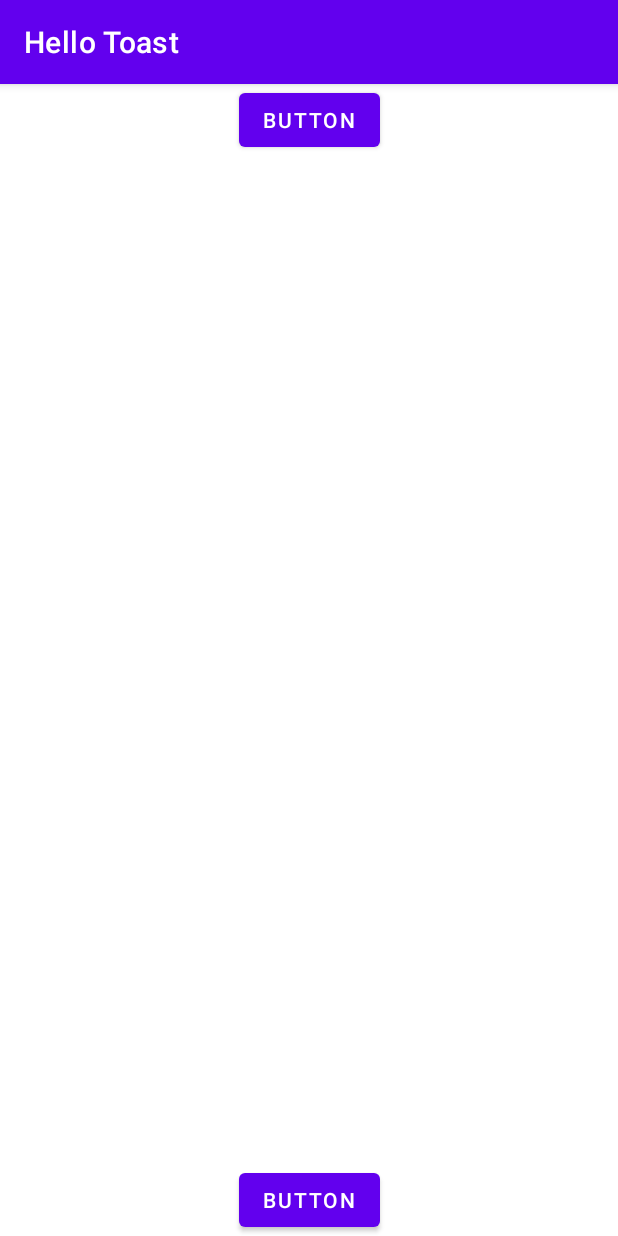
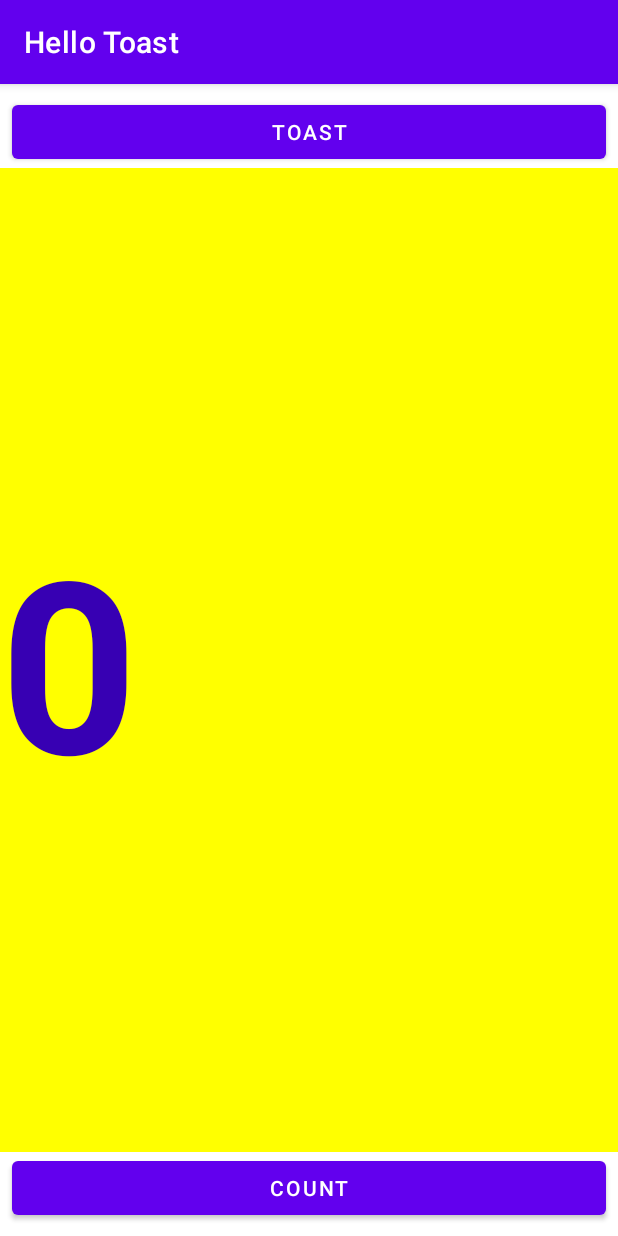
Before and after one commit to Developing-Mobile-Apps/hello-toast, an Android app: the screen it shows after launch (MainActivity), on a phone screen of 412 x 824 dp. Run offline under Robolectric (Android 15) with nearby library versions, the phone set to English and light mode, and no system bars.

Commit message:
FEAT: Add TextView
Add TextView to layout

```diff
--- a/app/src/main/res/layout/activity_main.xml
+++ b/app/src/main/res/layout/activity_main.xml
@@ -7,20 +7,41 @@
     tools:context=".MainActivity">
 
     <Button
-        android:id="@+id/button2"
-        android:layout_width="wrap_content"
+        android:id="@+id/button_toast"
+        android:layout_width="0dp"
         android:layout_height="wrap_content"
-        android:text="Button"
+        android:layout_marginStart="8dp"
+        android:layout_marginTop="8dp"
+        android:layout_marginEnd="8dp"
+        android:text="@string/button_label_toast"
         app:layout_constraintEnd_toEndOf="parent"
         app:layout_constraintStart_toStartOf="parent"
         app:layout_constraintTop_toTopOf="parent" />
 
     <Button
-        android:id="@+id/button3"
-        android:layout_width="wrap_content"
+        android:id="@+id/button_count"
+        android:layout_width="0dp"
         android:layout_height="wrap_content"
-        android:text="Button"
+        android:layout_marginStart="8dp"
+        android:layout_marginEnd="8dp"
+        android:layout_marginBottom="8dp"
+        android:text="@string/button_label_count"
         app:layout_constraintBottom_toBottomOf="parent"
         app:layout_constraintEnd_toEndOf="parent"
         app:layout_constraintStart_toStartOf="parent" />
+
+    <TextView
+        android:id="@+id/show_count"
+        android:layout_width="0dp"
+        android:layout_height="0dp"
+        android:background="#FFFF00"
+        android:gravity="center_vertical"
+        android:text="@string/count_initial_value"
+        android:textColor="@color/purple_700"
+        android:textSize="160sp"
+        android:textStyle="bold"
+        app:layout_constraintBottom_toTopOf="@+id/button_count"
+        app:layout_constraintEnd_toEndOf="parent"
+        app:layout_constraintStart_toStartOf="parent"
+        app:layout_constraintTop_toBottomOf="@+id/button_toast" />
 </androidx.constraintlayout.widget.ConstraintLayout>
--- a/app/src/main/res/values/strings.xml
+++ b/app/src/main/res/values/strings.xml
@@ -1,3 +1,7 @@
 <resources>
     <string name="app_name">Hello Toast</string>
+    <string name="button_label_toast">Toast</string>
+    <string name="button_label_count">Count</string>
+    <string name="count_initial_value">0</string>
+    <string name="toast_message">Hello Toast!</string>
 </resources>
```
